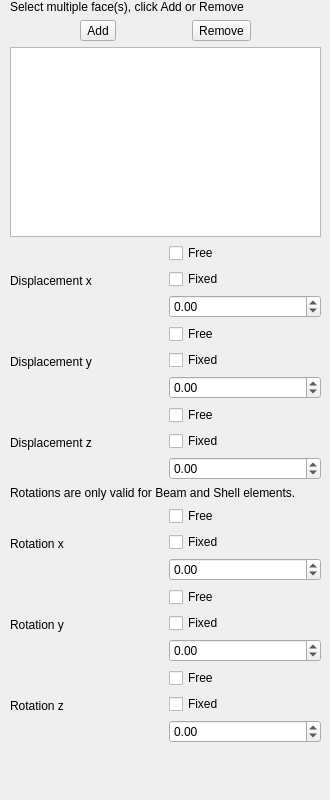
southseact-3d/fcd, file src/Mod/Fem/Gui/TaskFemConstraintDisplacement.ui: the form before one commit.
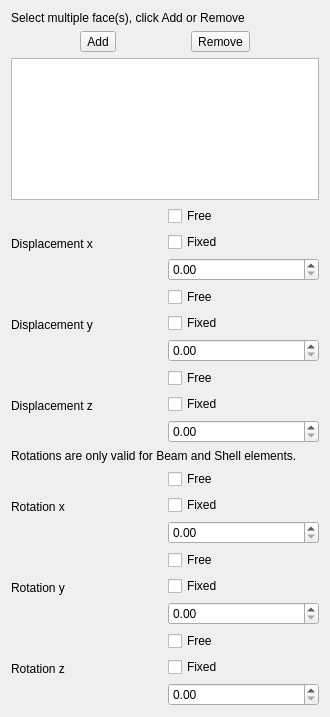
The form after the commit.

Commit message:
[FEM] fixes for displacement dialog
- add missing global dialog layout (reported by Qt Designer)
- get rid of arbitrary spinbox limits
- uniform UI element names
- simplify code

The edit to the form file:
```diff
--- a/src/Mod/Fem/Gui/TaskFemConstraintDisplacement.ui
+++ b/src/Mod/Fem/Gui/TaskFemConstraintDisplacement.ui
@@ -10,19 +10,19 @@
     <x>0</x>
     <y>0</y>
     <width>330</width>
-    <height>800</height>
+    <height>717</height>
    </rect>
   </property>
   <property name="sizePolicy">
-   <sizepolicy hsizetype="Maximum" vsizetype="Maximum">
-    <horstretch>3</horstretch>
-    <verstretch>80</verstretch>
+   <sizepolicy hsizetype="Preferred" vsizetype="Preferred">
+    <horstretch>0</horstretch>
+    <verstretch>0</verstretch>
    </sizepolicy>
   </property>
   <property name="minimumSize">
    <size>
-    <width>330</width>
-    <height>800</height>
+    <width>0</width>
+    <height>0</height>
    </size>
   </property>
   <property name="baseSize">
@@ -34,15 +34,6 @@
   <property name="windowTitle">
    <string>Prescribed Displacement</string>
   </property>
-  <widget class="QWidget" name="verticalLayoutWidget">
-   <property name="geometry">
-    <rect>
-     <x>10</x>
-     <y>0</y>
-     <width>311</width>
-     <height>743</height>
-    </rect>
-   </property>
    <layout class="QVBoxLayout" name="verticalLayout">
     <item>
      <widget class="QLabel" name="lbl_info">
@@ -119,17 +110,7 @@
            </widget>
           </item>
           <item>
-           <widget class="QDoubleSpinBox" name="spinxDisplacement">
-            <property name="minimum">
-             <double>-99999.000000000000000</double>
-            </property>
-            <property name="maximum">
-             <double>99999.000000000000000</double>
-            </property>
-            <property name="value">
-             <double>0.000000000000000</double>
-            </property>
-           </widget>
+          <widget class="QDoubleSpinBox" name="spinxDisplacement"/>
           </item>
          </layout>
         </item>
@@ -161,17 +142,7 @@
            </widget>
           </item>
           <item>
-           <widget class="QDoubleSpinBox" name="spinyDisplacement">
-            <property name="minimum">
-             <double>-99999.000000000000000</double>
-            </property>
-            <property name="maximum">
-             <double>99999.000000000000000</double>
-            </property>
-            <property name="value">
-             <double>0.000000000000000</double>
-            </property>
-           </widget>
+          <widget class="QDoubleSpinBox" name="spinyDisplacement"/>
           </item>
          </layout>
         </item>
@@ -203,17 +174,7 @@
            </widget>
           </item>
           <item>
-           <widget class="QDoubleSpinBox" name="spinzDisplacement">
-            <property name="minimum">
-             <double>-99999.000000000000000</double>
-            </property>
-            <property name="maximum">
-             <double>99999.000000000000000</double>
-            </property>
-            <property name="value">
-             <double>0.000000000000000</double>
-            </property>
-           </widget>
+          <widget class="QDoubleSpinBox" name="spinzDisplacement"/>
           </item>
          </layout>
         </item>
@@ -264,14 +225,7 @@
            </widget>
           </item>
           <item>
-           <widget class="QDoubleSpinBox" name="rotxv">
-            <property name="minimum">
-             <double>-99999.000000000000000</double>
-            </property>
-            <property name="maximum">
-             <double>99999.000000000000000</double>
-            </property>
-           </widget>
+          <widget class="QDoubleSpinBox" name="spinxRotation"/>
           </item>
          </layout>
         </item>
@@ -303,14 +257,7 @@
            </widget>
           </item>
           <item>
-           <widget class="QDoubleSpinBox" name="rotyv">
-            <property name="minimum">
-             <double>-99999.000000000000000</double>
-            </property>
-            <property name="maximum">
-             <double>99999.000000000000000</double>
-            </property>
-           </widget>
+          <widget class="QDoubleSpinBox" name="spinyRotation"/>
           </item>
          </layout>
         </item>
@@ -352,12 +299,6 @@
             <property name="enabled">
              <bool>true</bool>
             </property>
-            <property name="minimum">
-             <double>-99999.000000000000000</double>
-            </property>
-            <property name="maximum">
-             <double>99999.000000000000000</double>
-            </property>
            </widget>
           </item>
          </layout>
@@ -367,7 +308,6 @@
      </layout>
     </item>
    </layout>
-  </widget>
  </widget>
  <resources/>
  <connections/>
```
Left out of the diff: 5 changed lines with no effect on the pictures. Lines whose indentation alone changed are shown as unchanged. The commit also changes 2 other files.
